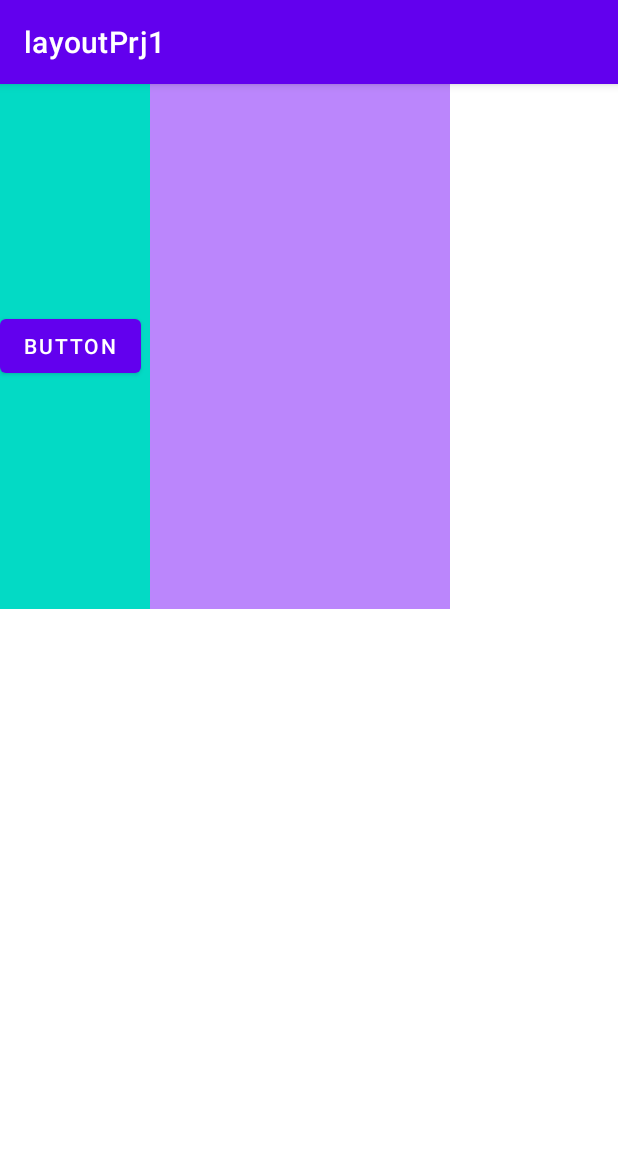
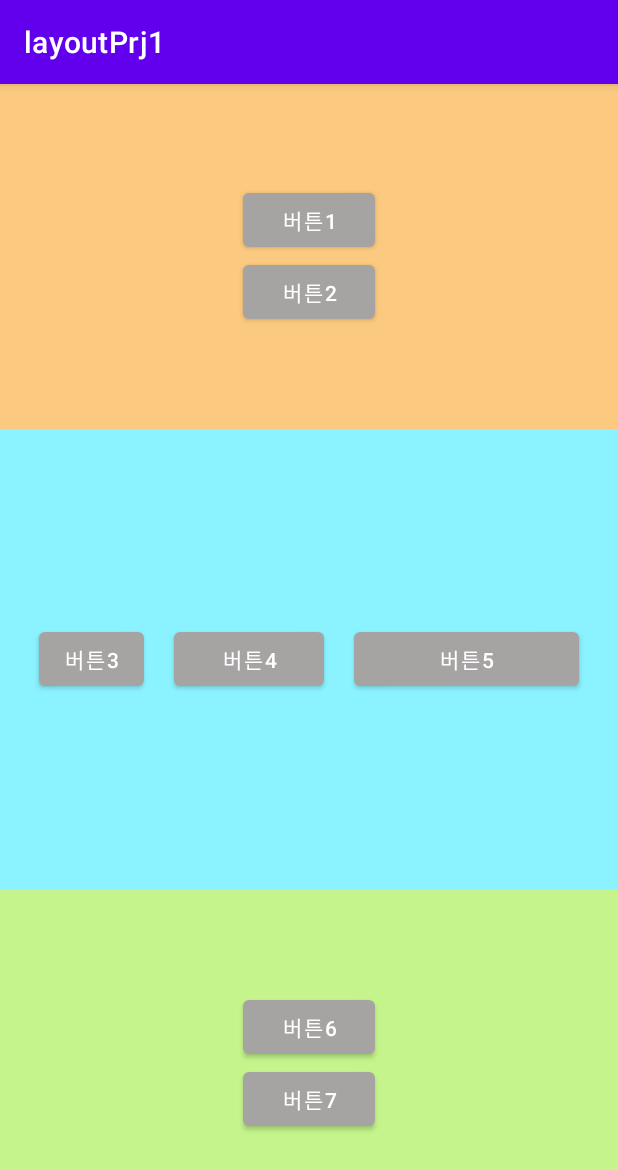
Before and after one commit to wakebro/android_practice, an Android app: the screen it shows after launch (MainActivity), on a phone screen of 412 x 824 dp. Shown: the top 1170 px of the screen. Run offline under Robolectric (Android 15) with nearby library versions, the phone set to English and light mode, and no system bars.

Commit message:
20211021_위젯 응용

```diff
--- a/layoutPrj1/app/src/main/res/layout/activity_main.xml
+++ b/layoutPrj1/app/src/main/res/layout/activity_main.xml
@@ -1,9 +1,9 @@
 <?xml version="1.0" encoding="utf-8"?>
-<LinearLayout
+<LinearLayout xmlns:app="http://schemas.android.com/apk/res-auto"
     android:layout_width="match_parent"
     android:layout_height="match_parent"
     xmlns:tools="http://schemas.android.com/tools"
-    android:orientation="horizontal"
+    android:orientation="vertical"
     xmlns:android="http://schemas.android.com/apk/res/android" >
 <!--
     <Button
@@ -42,25 +42,107 @@
         android:layout_height="wrap_content"
         android:text="left"
         android:layout_gravity="left"/>
--->
+
     <LinearLayout
         android:layout_width="100dp"
         android:layout_height="350dp"
         xmlns:tools="http://schemas.android.com/tools"
         android:background="@color/teal_200"
+        android:orientation="vertical"
         xmlns:android="http://schemas.android.com/apk/res/android">
         <Button
             android:layout_width="wrap_content"
             android:layout_height="wrap_content"
-            android:text="Button"
-            android:layout_gravity="center"/>
+            android:text="Button1"/>
+        <Button
+            android:layout_width="wrap_content"
+            android:layout_height="wrap_content"
+            android:text="Button2"/>
+        <Button
+            android:layout_width="wrap_content"
+            android:layout_height="wrap_content"
+            android:text="Button3"/>
     </LinearLayout>
     <LinearLayout
-        android:layout_width="200dp"
+        android:layout_width="210dp"
         android:layout_height="350dp"
         xmlns:tools="http://schemas.android.com/tools"
         android:background="@color/purple_200"
+        android:orientation="horizontal"
         xmlns:android="http://schemas.android.com/apk/res/android">
+        <Button
+            android:layout_width="wrap_content"
+            android:layout_height="wrap_content"
+            android:text="Button1"/>
+        <Button
+            android:layout_width="wrap_content"
+            android:layout_height="wrap_content"
+            android:text="Button2"/>
+    </LinearLayout>
+-->
+    <LinearLayout
+        android:layout_width="match_parent"
+        android:layout_height="0dp"
+        android:layout_weight="3"
+        android:gravity="center"
+        android:orientation="vertical"
+        android:background="#FBC97F">
+        <Button
+            android:layout_width="wrap_content"
+            android:layout_height="wrap_content"
+            android:text="버튼1"
+            app:backgroundTint="#A6A3A3"/>
+        <Button
+            android:layout_width="wrap_content"
+            android:layout_height="wrap_content"
+            android:text="버튼2"
+            app:backgroundTint="#A6A3A3"/>
+    </LinearLayout>
+    <LinearLayout
+        android:layout_width="match_parent"
+        android:layout_height="0dp"
+        android:layout_weight="4"
+        android:background="#8BF2FF"
+        android:gravity="center">
 
+        <Button
+            android:layout_width="70dp"
+            android:layout_height="wrap_content"
+            android:text="버튼3"
+            app:backgroundTint="#A6A3A3"
+            android:layout_margin="10dp"/>
+        <Button
+            android:layout_width="100dp"
+            android:layout_height="wrap_content"
+            android:text="버튼4"
+            app:backgroundTint="#A6A3A3"
+            android:layout_margin="10dp"/>
+        <Button
+            android:layout_width="150dp"
+            android:layout_height="wrap_content"
+            android:text="버튼5"
+            app:backgroundTint="#A6A3A3"
+            android:layout_margin="10dp"/>
     </LinearLayout>
+    <LinearLayout
+        android:layout_width="match_parent"
+        android:layout_height="0dp"
+        android:layout_weight="3"
+        xmlns:tools="http://schemas.android.com/tools"
+        android:background="#C4F48B"
+        android:orientation="vertical"
+        android:gravity="center"
+        xmlns:android="http://schemas.android.com/apk/res/android">
+        <Button
+            android:layout_width="wrap_content"
+            android:layout_height="wrap_content"
+            android:text="버튼6"
+            app:backgroundTint="#A6A3A3"/>
+        <Button
+            android:layout_width="wrap_content"
+            android:layout_height="wrap_content"
+            android:text="버튼7"
+            app:backgroundTint="#A6A3A3"/>
+    </LinearLayout>
+
 </LinearLayout>
```
